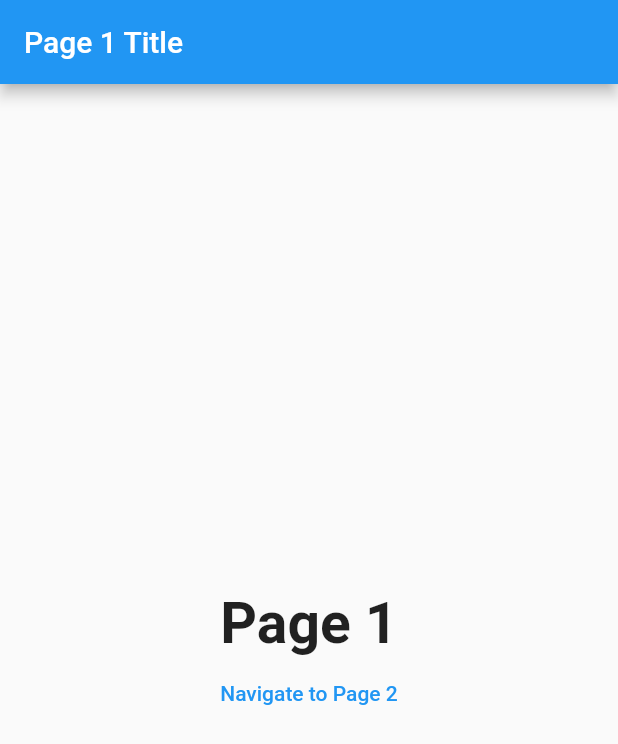
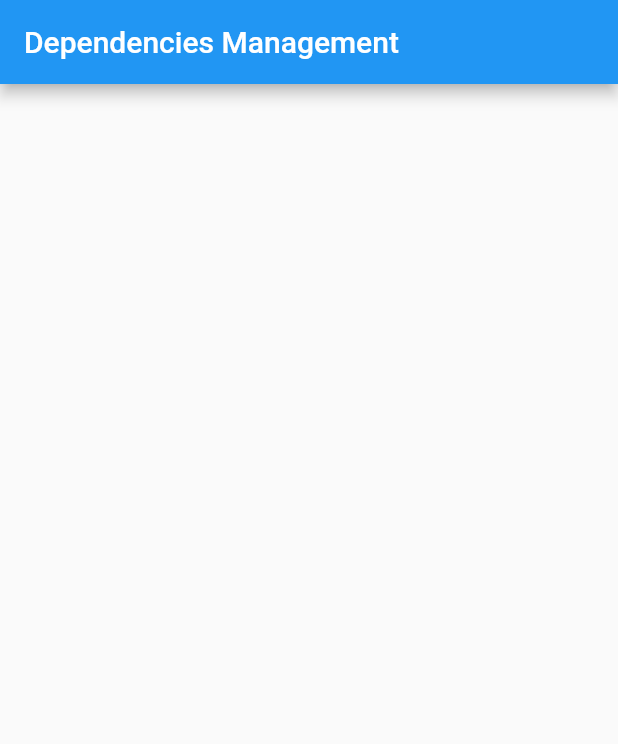
Before and after one commit to himmat12/getx_flutter_beginners_sample, a Flutter app: the screen it shows after launch, on a phone screen of 412 x 824 dp. Shown: the top 744 px of the screen. Run offline on Flutter 3.47's test engine with Material 2 defaults, Android fonts, the light colour scheme and no system bars; our stand-ins replace get.

Commit message:
routes management code example added

```diff
--- a/lib/main.dart
+++ b/lib/main.dart
@@ -1,6 +1,7 @@
 import 'package:flutter/material.dart';
-
-import 'package:getx_state_management/src/views/route_management/page1.dart';
+import 'package:get/get.dart';
+import 'package:getx_state_management/routes.dart';
+import 'package:getx_state_management/src/views/dependencies_management/example.dart';
 
 void main() {
   runApp(const MyApp());
@@ -11,9 +12,11 @@ class MyApp extends StatelessWidget {
 
   @override
   Widget build(BuildContext context) {
-    return const MaterialApp(
+    return GetMaterialApp(
+      initialRoute: '/',
+      getPages: Routes.getRoutes(),
       debugShowCheckedModeBanner: false,
-      home: Page1(pageNO: '1'),
+      home: ExamplePage(),
     );
   }
 }
--- a/lib/routes.dart
+++ b/lib/routes.dart
@@ -0,0 +1,13 @@
+import 'package:get/get.dart';
+import 'package:getx_state_management/src/views/route_management/page1.dart';
+
+import 'src/views/route_management/page2.dart';
+import 'src/views/route_management/page3.dart';
+
+class Routes {
+  static List<GetPage> getRoutes() => <GetPage>[
+        GetPage(name: '/page1', page: () => Page1(pageNO: Get.arguments)),
+        GetPage(name: '/page2', page: () => Page2(pageNO: Get.arguments)),
+        GetPage(name: '/page3', page: () => Page3(pageNO: Get.arguments)),
+      ];
+}
--- /dev/null
+++ b/lib/src/models/person_model.dart
@@ -0,0 +1,6 @@
+class Person {
+  Person({this.name, this.age, this.address});
+  String? name;
+  String? age;
+  String? address;
+}
--- /dev/null
+++ b/lib/src/services/api_service.dart
@@ -0,0 +1,5 @@
+class ApiService {
+  String? apiData;
+
+  void getApiData() => apiData = "Data fetched from API service";
+}
--- /dev/null
+++ b/lib/src/views/dependencies_management/example.dart
@@ -0,0 +1,19 @@
+import 'package:flutter/material.dart';
+
+class ExamplePage extends StatelessWidget {
+  const ExamplePage({Key? key}) : super(key: key);
+
+  @override
+  Widget build(BuildContext context) {
+    return Scaffold(
+      appBar: AppBar(
+        title: Text('Dependencies Management'),
+      ),
+      body: SingleChildScrollView(
+        child: Column(
+          children: [],
+        ),
+      ),
+    );
+  }
+}
```
Also changed, not shown: lib/src/views/route_management/page1.dart (+10 -5 lines), lib/src/views/route_management/page2.dart (+10 -5 lines), lib/src/views/route_management/page3.dart (+11 -5 lines).
